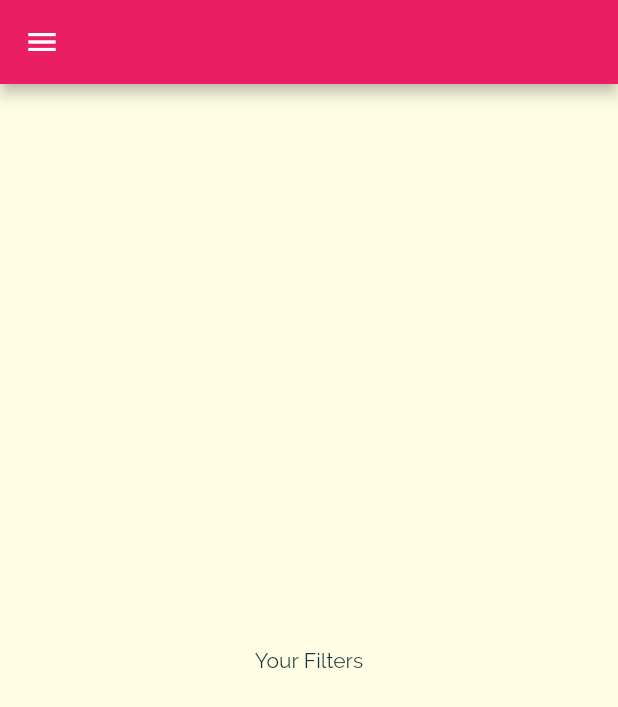
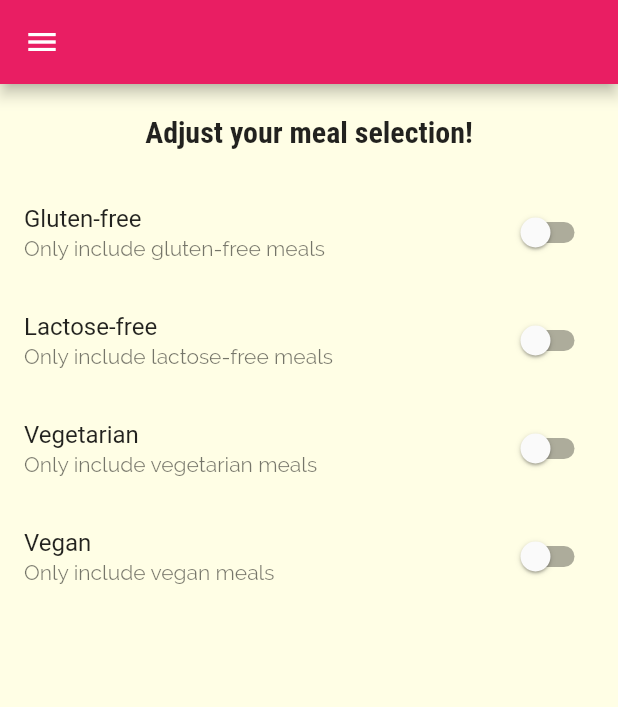
Before and after one commit to Lefted/MealsApp, a Flutter app: the FiltersScreen screen opened by its route, on a phone screen of 412 x 824 dp. Shown: the top 707 px of the screen. Run offline on Flutter 3.47's test engine with Material 2 defaults, Android fonts, the phone set to English and light mode, and no system bars.

Commit message:
Add switches for filter screen

```diff
--- a/lib/screens/filters_screen.dart
+++ b/lib/screens/filters_screen.dart
@@ -1,16 +1,72 @@
 import 'package:flutter/material.dart';
 import 'package:meals_app/widgets/main_drawer.dart';
 
-class FiltersScreen extends StatelessWidget {
+class FiltersScreen extends StatefulWidget {
   static const routeName = '/filters';
+
+  @override
+  _FiltersScreenState createState() => _FiltersScreenState();
+}
+
+class _FiltersScreenState extends State<FiltersScreen> {
+  var _glutenFree = false;
+  var _vegetarian = false;
+  var _vegan = false;
+  var _lactoseFree = false;
+
+  Widget _buildSwitchListTile(String title, String description,
+      bool currentValue, Function updateValue) {
+    return SwitchListTile(
+      title: Text(title),
+      value: currentValue,
+      subtitle: Text(description),
+      onChanged: updateValue,
+    );
+  }
 
   @override
   Widget build(BuildContext context) {
     return Scaffold(
       appBar: AppBar(),
       drawer: MainDrawer(),
-      body: Center(
-        child: Text('Your Filters'),
+      body: Column(
+        children: [
+          Container(
+            padding: const EdgeInsets.all(20),
+            child: Text('Adjust your meal selection!',
+                style: Theme.of(context).textTheme.headline6),
+          ),
+          Expanded(
+            child: ListView(
+              children: [
+                _buildSwitchListTile('Gluten-free',
+                    'Only include gluten-free meals', _glutenFree, (newValue) {
+                  setState(() {
+                    _glutenFree = newValue;
+                  });
+                }),
+                _buildSwitchListTile('Lactose-free',
+                    'Only include lactose-free meals', _lactoseFree, (newValue) {
+                  setState(() {
+                    _lactoseFree = newValue;
+                  });
+                }),
+                _buildSwitchListTile('Vegetarian',
+                    'Only include vegetarian meals', _vegetarian, (newValue) {
+                  setState(() {
+                    _vegetarian = newValue;
+                  });
+                }),
+                _buildSwitchListTile('Vegan',
+                    'Only include vegan meals', _vegan, (newValue) {
+                  setState(() {
+                    _vegan = newValue;
+                  });
+                }),
+              ],
+            ),
+          ),
+        ],
       ),
     );
   }
```
